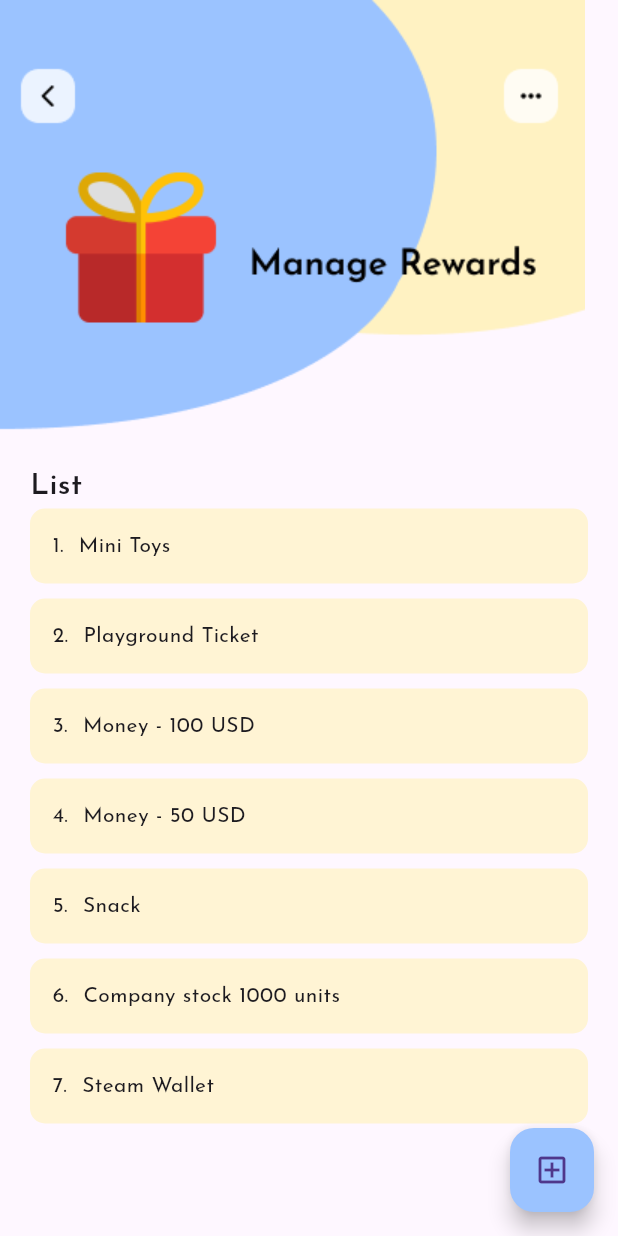
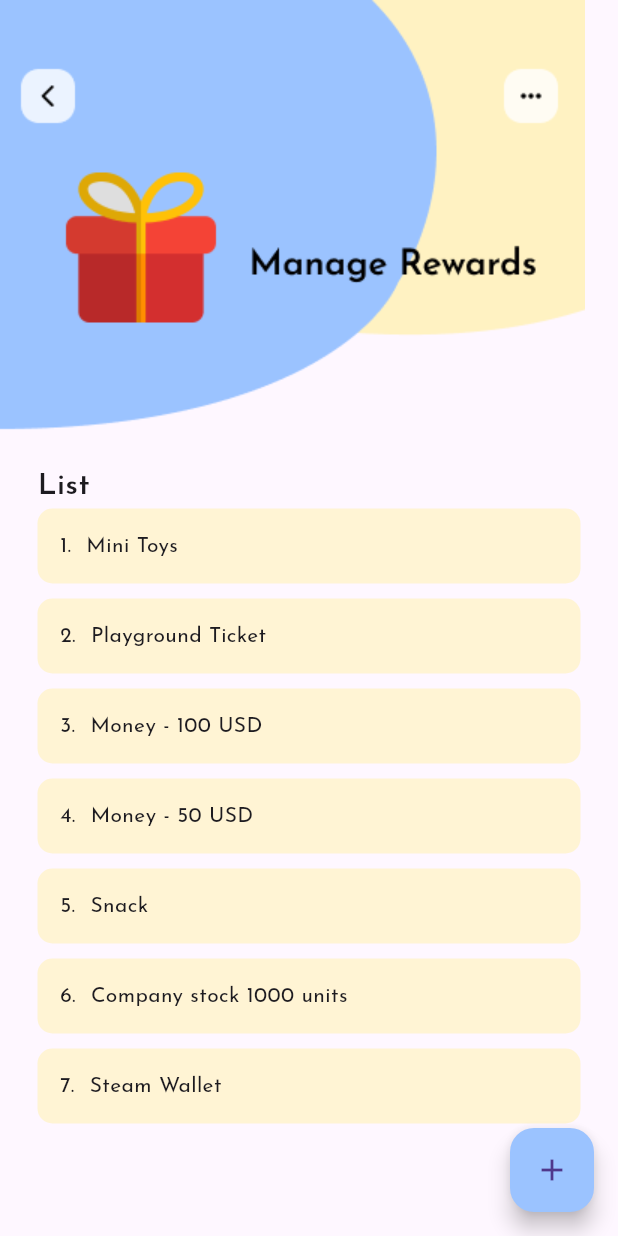
Before and after one commit to ahmadfatihin/kids_chore_app, a Flutter app: the RewardScreen screen opened by its route, on a phone screen of 412 x 824 dp. Run offline on Flutter 3.47's test engine with Material 3 defaults, Android fonts, the phone set to English and light mode, and no system bars; our stand-ins replace get_it, go_router, google_fonts, hive, hive_flutter, injectable and 1 more; accounts and stored records are empty.

Commit message:
Update reward.dart

```diff
--- a/lib/feature/reward/reward.dart
+++ b/lib/feature/reward/reward.dart
@@ -18,14 +18,14 @@ class RewardScreen extends StatelessWidget {
       floatingActionButton: FloatingActionButton(
         onPressed: () {},
         backgroundColor: const Color.fromRGBO(155, 195, 255, 1),
-        child: const Icon(Icons.add_box_outlined),
+        child: const Icon(Icons.add),
       ),
       body: Column(
         crossAxisAlignment: CrossAxisAlignment.start,
         children: [
           Image.asset('assets/images/bg_reward.png'),
           Padding(
-            padding: const EdgeInsets.symmetric(horizontal: 20),
+            padding: const EdgeInsets.symmetric(horizontal: 25),
             child: Column(
               crossAxisAlignment: CrossAxisAlignment.start,
               children: [
```
